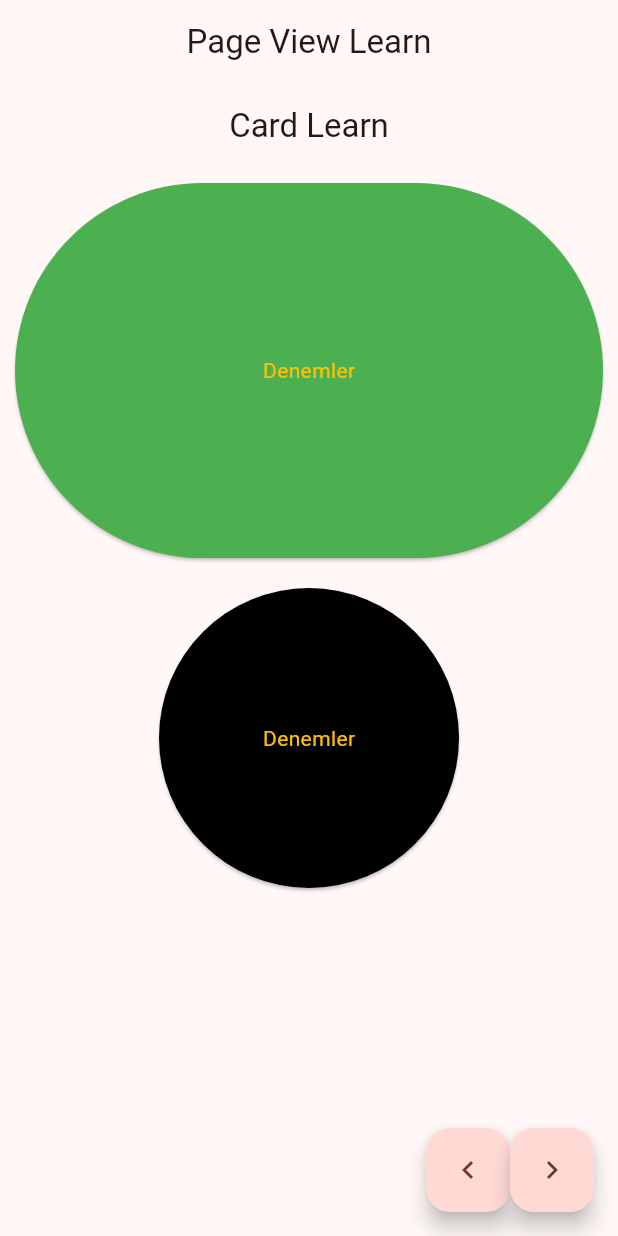
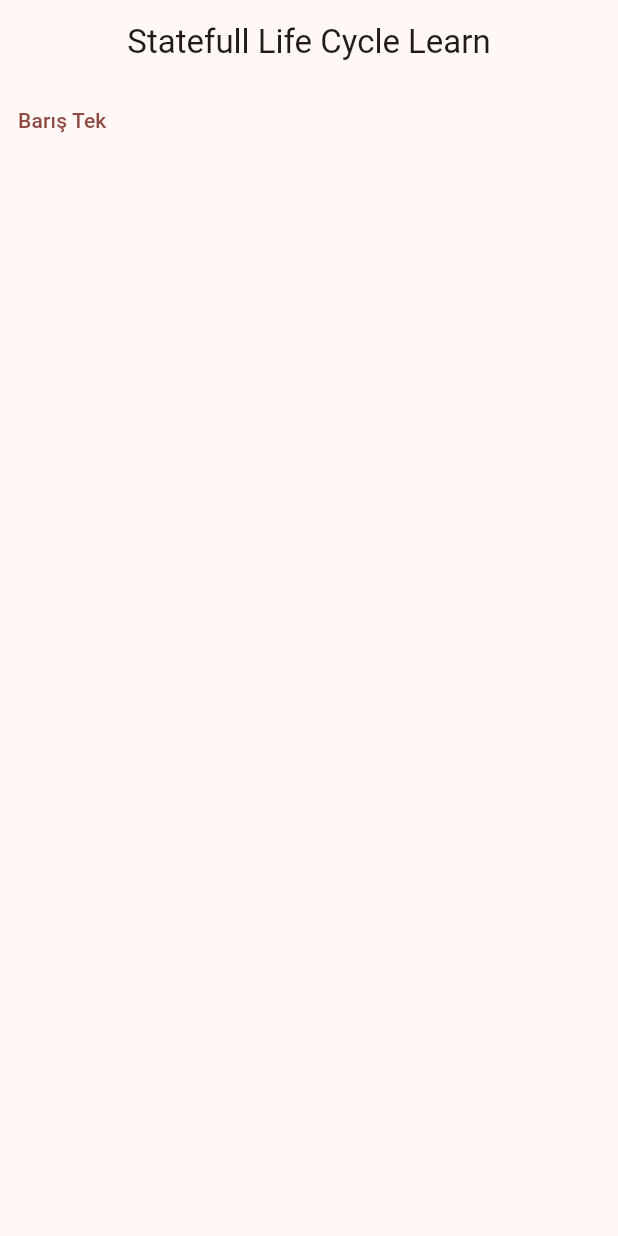
Before and after one commit to barisbalcikoca1/myFlutterLearn, a Flutter app: the screen it shows after launch, on a phone screen of 412 x 824 dp. Run offline on Flutter 3.47's test engine with Material 3 defaults, Android fonts, the light colour scheme and no system bars.

Commit message:
init State life cycle

```diff
--- /dev/null
+++ b/lib/101/statefull_life_cycle_learn.dart
@@ -0,0 +1,41 @@
+import 'package:flutter/material.dart';
+
+class StatefullLifeCycleLearn extends StatefulWidget {
+  const StatefullLifeCycleLearn({super.key, required this.messages});
+  final String messages;
+
+  @override
+  State<StatefullLifeCycleLearn> createState() =>
+      _StatefullLifeCycleLearnState();
+}
+
+class _StatefullLifeCycleLearnState extends State<StatefullLifeCycleLearn> {
+  String _messages = "";
+
+  late bool _isOdd = false;
+
+  @override
+  //Daha sayfa çizilmeden çalışan bir şey initState()
+  void initState() {
+    super.initState();
+    _messages = widget.messages;
+    _isOdd = widget.messages.length.isOdd;
+    if (_isOdd) {
+      _messages += " Tek";
+    } else {
+      _messages += " Çift";
+    }
+  }
+
+  @override
+  Widget build(BuildContext context) {
+    return Scaffold(
+        appBar: AppBar(
+          title: const Text("Statefull Life Cycle Learn"),
+        ),
+        //Eğer messages içeriisndeki veri tek harfli ise TextButton çift ise lenght'i ElevatedButton çalışıyor.
+        body: _isOdd
+            ? TextButton(onPressed: () {}, child: Text(_messages))
+            : ElevatedButton(onPressed: () {}, child: Text(_messages)));
+  }
+}
--- a/lib/main.dart
+++ b/lib/main.dart
@@ -1,5 +1,5 @@
 import 'package:flutter/material.dart';
-import 'package:flutter_learn/101/page_view_learn.dart';
+import 'package:flutter_learn/101/statefull_life_cycle_learn.dart';
 
 void main() {
   runApp(const MyApp());
@@ -24,6 +24,8 @@ class MyApp extends StatelessWidget {
               centerTitle:
                   true), //bu uygulamada oluşcak tüm app barlar ortadan başlayacak default false Android için
         ),
-        home: const PageViewLearn());
+        home: const StatefullLifeCycleLearn(
+          messages: "Barış",
+        ));
   }
 }
```
